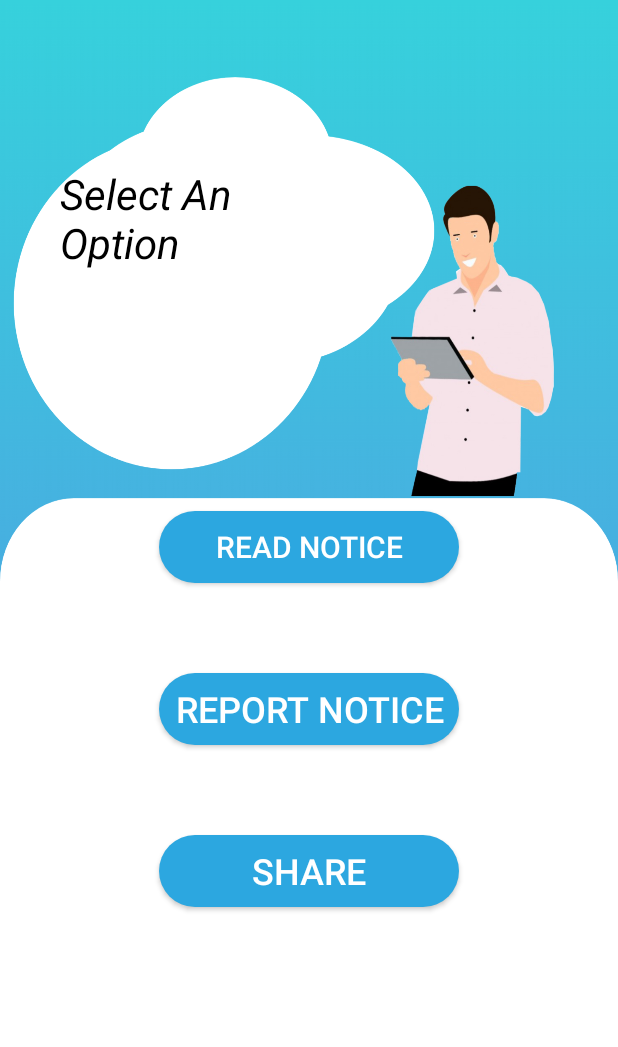
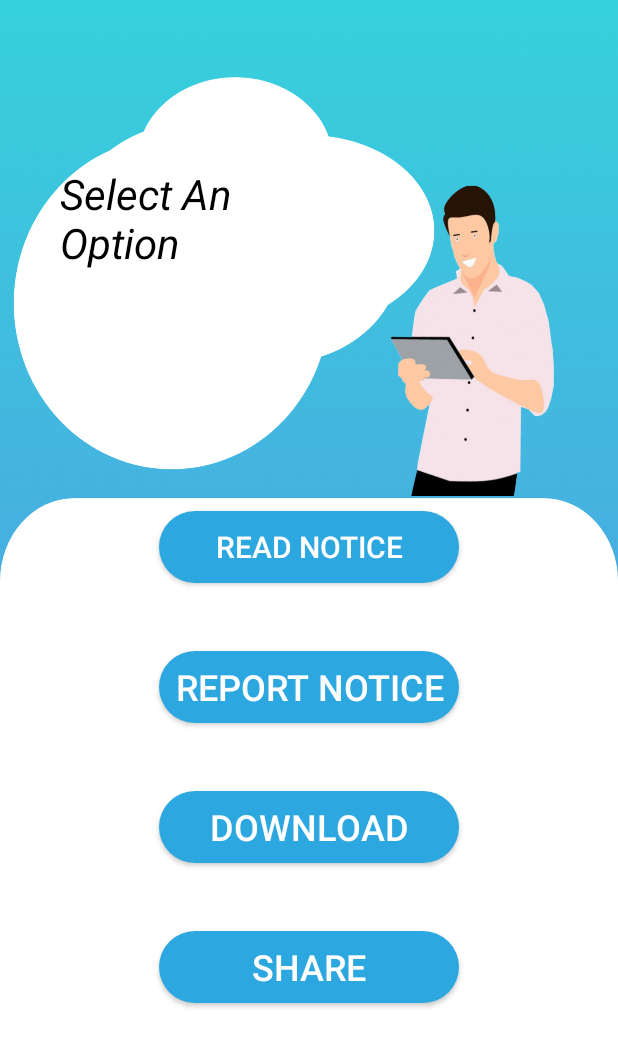
Before and after one commit to SKYLARK-13/MK23_WEBREBELS, an Android app: the ListOptionActivity screen opened directly, with no data from a screen before it, on a phone screen of 412 x 824 dp. Shown: the top 1047 px of the screen. Run offline under Robolectric (Android 15) with nearby library versions, the phone set to English and light mode, and no system bars; our stand-ins replace Firebase (no records; nobody signed in at launch, a user with empty details on screens opened directly).

Commit message:
"file download activity added"

```diff
--- a/app/src/main/java/com/example/navigation2/ListOptionActivity.java
+++ b/app/src/main/java/com/example/navigation2/ListOptionActivity.java
@@ -3,9 +3,12 @@ package com.example.navigation2;
 import androidx.annotation.NonNull;
 import androidx.appcompat.app.AppCompatActivity;
 
+import android.app.DownloadManager;
+import android.content.Context;
 import android.content.Intent;
 import android.net.Uri;
 import android.os.Bundle;
+import android.os.Environment;
 import android.view.View;
 import android.widget.Button;
 
@@ -19,7 +22,7 @@ import com.google.firebase.database.ValueEventListener;
 
 public class ListOptionActivity extends AppCompatActivity {
 Intent intent;
-private Button btn1,btn2,sharebtn;
+private Button btn1,btn2,sharebtn, downloadbtn;
     @Override
     protected void onCreate(Bundle savedInstanceState) {
         super.onCreate(savedInstanceState);
@@ -33,6 +36,7 @@ private Button btn1,btn2,sharebtn;
         btn1=findViewById(R.id.ReadNotice);
         sharebtn=findViewById(R.id.share_btn);
         btn2=findViewById(R.id.report);
+        downloadbtn = findViewById(R.id.download_btn);
         btn1.setOnClickListener(new View.OnClickListener() {
             @Override
             public void onClick(View v) {
@@ -88,6 +92,24 @@ private Button btn1,btn2,sharebtn;
 
             }
         });
+
+        downloadbtn.setOnClickListener(new View.OnClickListener() {
+            @Override
+            public void onClick(View v) {
+                DownloadManager.Request request = new DownloadManager.Request(Uri.parse(link));
+                request.setAllowedNetworkTypes(DownloadManager.Request.NETWORK_MOBILE | DownloadManager.Request.NETWORK_WIFI);
+                request.setTitle("Download");
+                request.setDescription("Downloading file");
+
+                request.allowScanningByMediaScanner();
+                request.setNotificationVisibility(DownloadManager.Request.VISIBILITY_VISIBLE_NOTIFY_COMPLETED);
+                request.setDestinationInExternalPublicDir(Environment.DIRECTORY_DOWNLOADS, ""+ System.currentTimeMillis()+".pdf");
+
+                //download service and enqueue
+                DownloadManager manager = (DownloadManager)getSystemService(Context.DOWNLOAD_SERVICE);
+                manager.enqueue(request);
+            }
+        });
     }
 
     @Override
--- a/app/src/main/res/layout/activity_list_option.xml
+++ b/app/src/main/res/layout/activity_list_option.xml
@@ -47,7 +47,19 @@
             android:id="@+id/report"
             android:layout_below="@+id/ReadNotice"
             android:layout_centerHorizontal="true"
-            android:layout_marginTop="60dp"/>
+            android:layout_marginTop="45dp"/>
+
+    <Button
+        android:layout_width="200dp"
+        android:layout_height="wrap_content"
+        android:text="Download"
+        android:textSize="24sp"
+        android:textColor="#FFF"
+        android:background="@drawable/button"
+        android:id="@+id/download_btn"
+        android:layout_below="@+id/report"
+        android:layout_centerHorizontal="true"
+        android:layout_marginTop="45dp"/>
 
     <Button
         android:layout_width="200dp"
@@ -57,9 +69,9 @@
         android:textColor="#FFF"
         android:background="@drawable/button"
         android:id="@+id/share_btn"
-        android:layout_below="@+id/report"
+        android:layout_below="@+id/download_btn"
         android:layout_centerHorizontal="true"
-        android:layout_marginTop="60dp"/>
+        android:layout_marginTop="45dp"/>
 
 
 </RelativeLayout>
```
